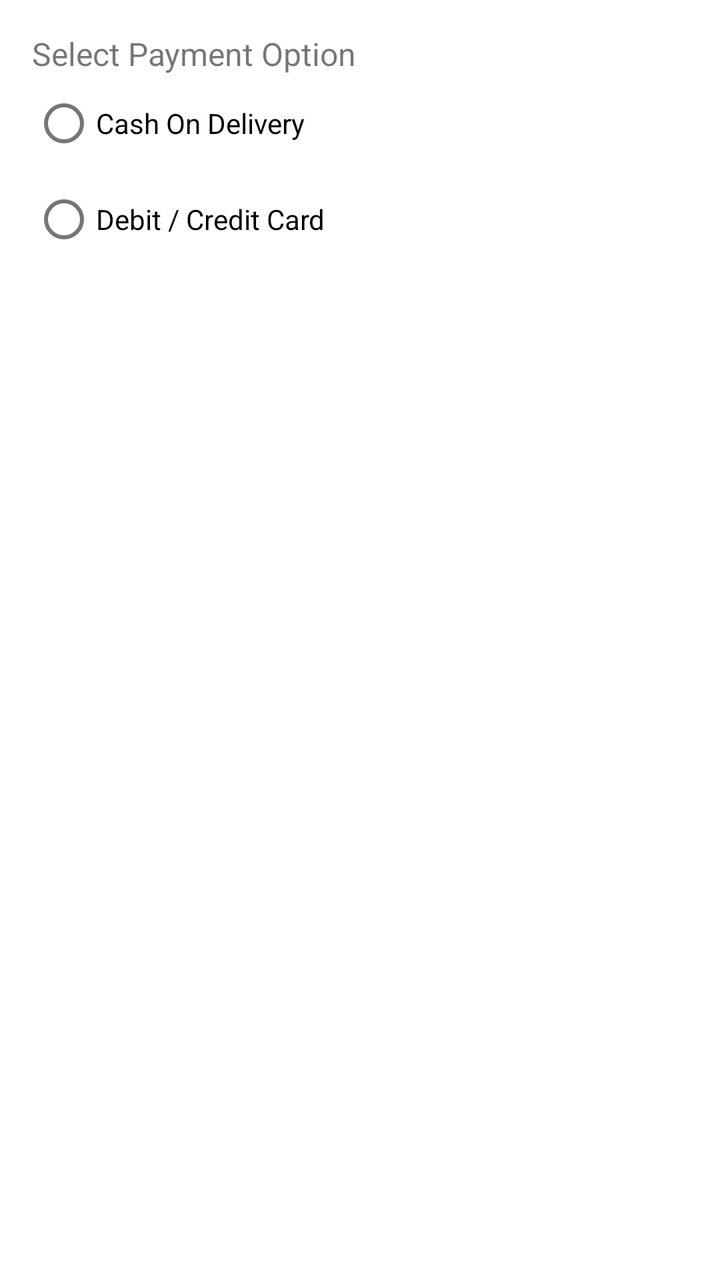
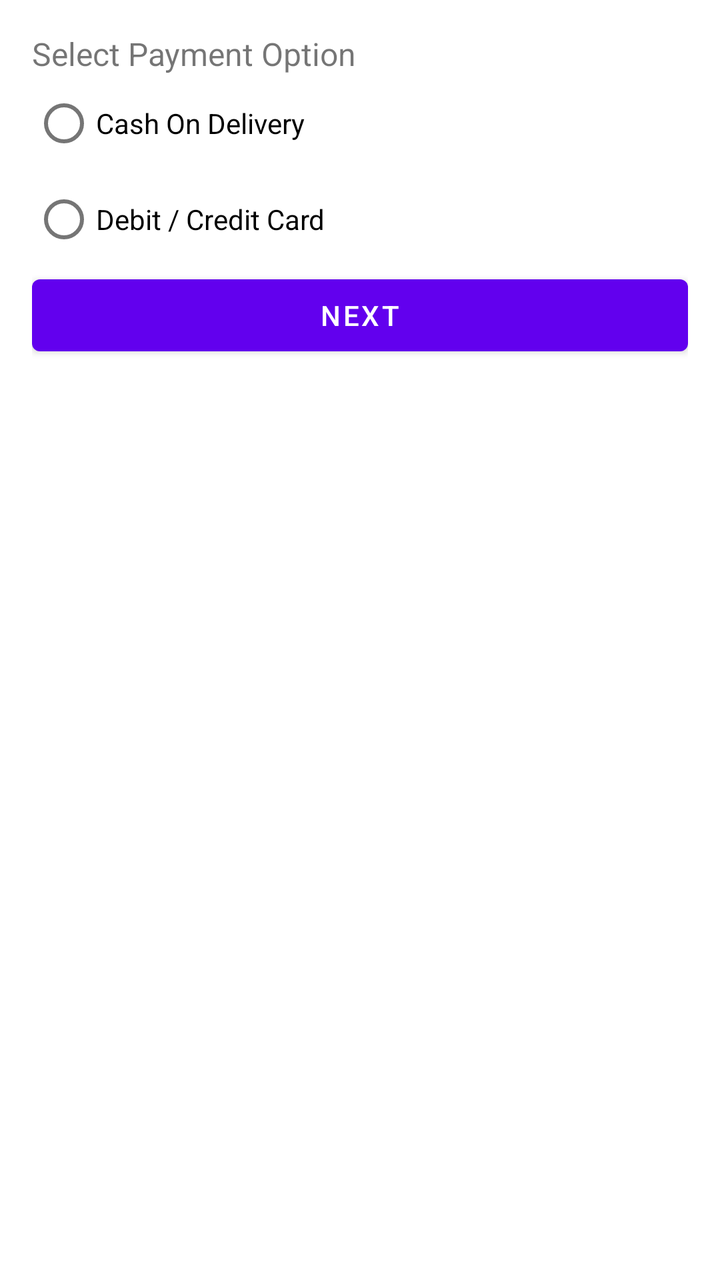

Two renders of the same Android screen: before a commit and after it. Below are the layout's source before the change and the commit's diff.
<!-- AndroidManifest.xml: application theme Theme.ECommerceShopping -->
<!-- res/layout/fragment_payment.xml -->
<?xml version="1.0" encoding="utf-8"?>
<LinearLayout
    xmlns:android="http://schemas.android.com/apk/res/android"
    android:orientation="vertical"
    android:padding="16dp"
    android:layout_width="match_parent"
    android:layout_height="match_parent">

    <TextView
        android:text="Select Payment Option"
        android:textSize="16sp"
        android:layout_width="wrap_content"
        android:layout_height="wrap_content"/>

    <RadioGroup
        android:layout_width="match_parent"
        android:layout_height="wrap_content">

        <RadioButton
            android:id="@+id/radioCOD"
            android:text="Cash On Delivery"
            android:layout_width="match_parent"
            android:layout_height="wrap_content"/>

        <RadioButton
            android:id="@+id/radioCard"
            android:text="Debit / Credit Card"
            android:layout_width="match_parent"
            android:layout_height="wrap_content"/>

    </RadioGroup>

</LinearLayout>
<!-- resources referenced by this layout -->
<resources>
  <style name="Theme.ECommerceShopping" parent="Theme.MaterialComponents.Light.NoActionBar" />
</resources>

<!-- the commit's change to res/layout/fragment_payment.xml (unified diff, before → after) -->
@@ -29,5 +29,10 @@
             android:layout_height="wrap_content"/>
 
     </RadioGroup>
+    <Button
+        android:id="@+id/btnNextPayment"
+        android:text="NEXT"
+        android:layout_width="match_parent"
+        android:layout_height="wrap_content"/>
 
 </LinearLayout>
